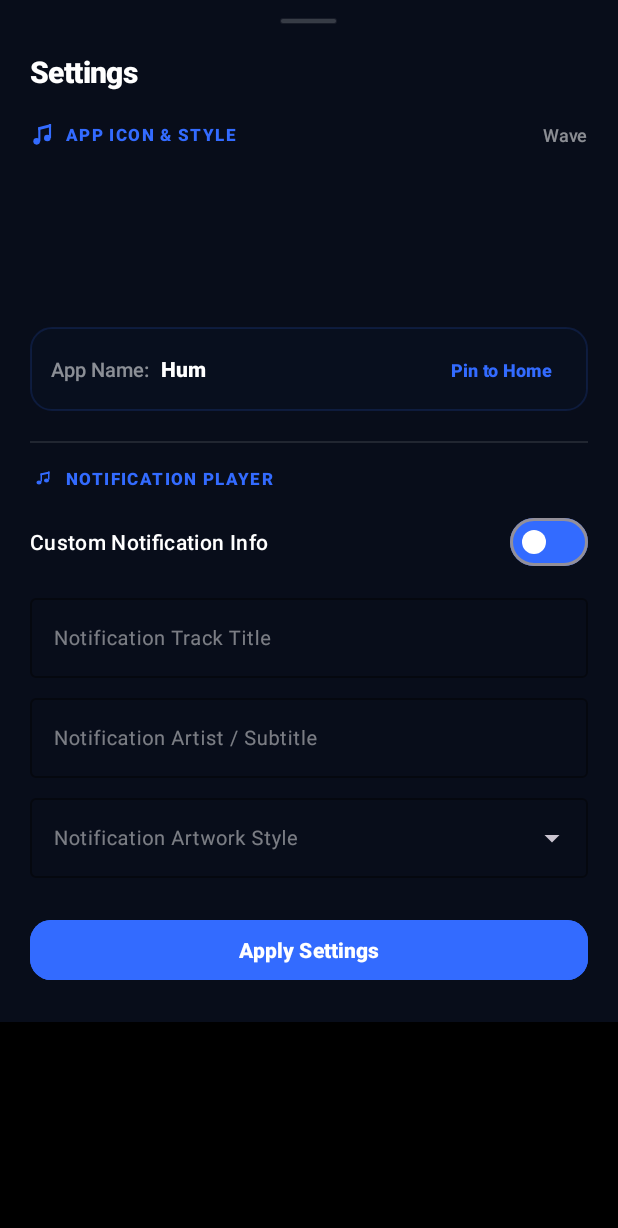
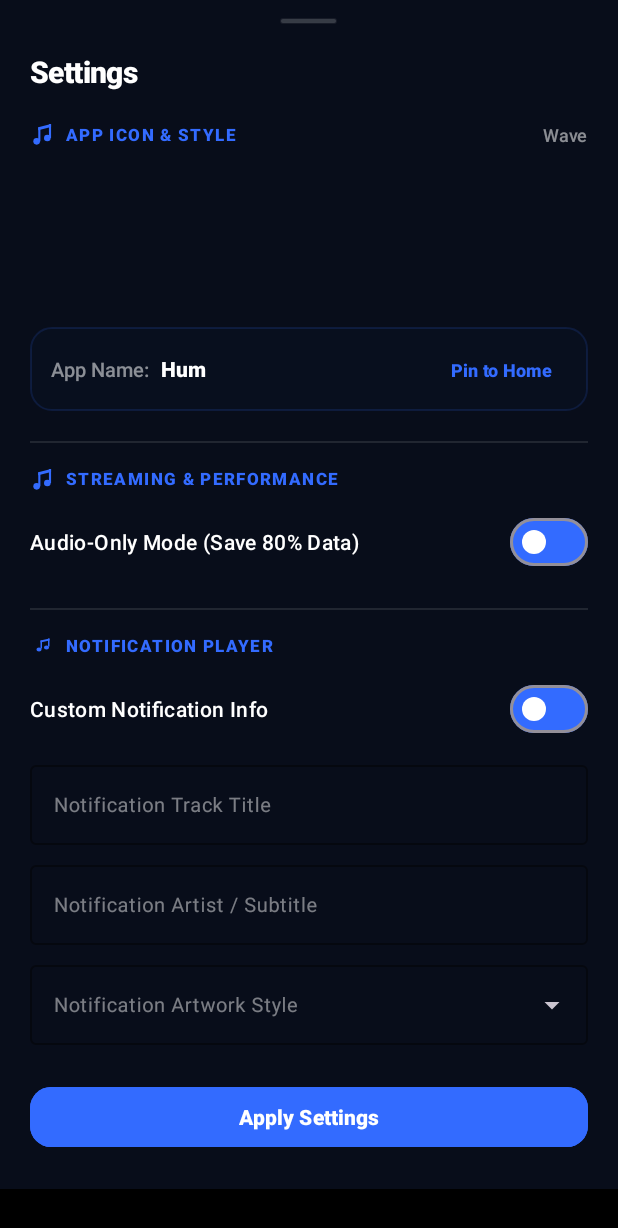
Before and after one commit to ritik125V/Hum, an Android app: the layout dialog_settings.xml on its own in the app's theme, with its tools: preview values and no code run, on a phone screen of 412 x 824 dp. Shown: the top 1228 px of the screen. Run offline under Robolectric (Android 15) with nearby library versions, the phone set to English and light mode, and no system bars.

Commit message:
feat(webview): implement Alternative 2 accelerated pre-cached webview
- Added WebResourceDiskCache for zero-latency flash loading of static JS/CSS/fonts/SVGs
- Preserved 100% fresh, live recommendations by strictly excluding /youtubei/v1/ endpoints
- Configured ServiceWorkerController for static caching and adblock filtering
- Added display refresh rate mode optimization and pure OLED background rendering
- Added GPU hardware-accelerated layer containment and removed 300ms tap delay
- Restored Audio-Only Mode toggle in SettingsBottomSheet and live visual suppression
- Verified all 10/10 end-to-end device baseline tests pass on Samsung Galaxy A30s

```diff
--- a/app/src/main/java/com/bravemusic/player/ui/SettingsBottomSheet.kt
+++ b/app/src/main/java/com/bravemusic/player/ui/SettingsBottomSheet.kt
@@ -50,12 +50,17 @@ class SettingsBottomSheet(
         selectedIconKey = IconManager.normalizeKey(settings.appIcon)
 
         setupLauncherAndIcons()
+        setupAudioOnly()
         setupNotificationPlayer()
 
         // Apply
         binding.btnSaveSettings.setOnClickListener {
             saveAllSettings()
         }
+    }
+
+    private fun setupAudioOnly() {
+        binding.switchAudioOnly.isChecked = settings.isAudioOnlyEnabled
     }
 
     private fun setupLauncherAndIcons() {
@@ -105,6 +110,7 @@ class SettingsBottomSheet(
     }
 
     private fun saveAllSettings() {
+        settings.isAudioOnlyEnabled = binding.switchAudioOnly.isChecked
         settings.isCustomMetadataEnabled = binding.switchCustomMetadata.isChecked
         settings.customTitle = binding.etCustomTitle.text?.toString()?.ifEmpty { "Focus Audio" } ?: "Focus Audio"
         settings.customArtist = binding.etCustomArtist.text?.toString()?.ifEmpty { IconManager.APP_NAME } ?: IconManager.APP_NAME
--- a/app/src/main/java/com/bravemusic/player/utils/SettingsManager.kt
+++ b/app/src/main/java/com/bravemusic/player/utils/SettingsManager.kt
@@ -23,8 +23,9 @@ class SettingsManager(context: Context) {
         get() = prefs.getString(KEY_ARTWORK_PRESET, "default") ?: "default"
         set(value) = prefs.edit().putString(KEY_ARTWORK_PRESET, value).apply()
 
-    val isAudioOnlyEnabled: Boolean
-        get() = true // permanently enabled for max data & battery saving
+    var isAudioOnlyEnabled: Boolean
+        get() = prefs.getBoolean(KEY_AUDIO_ONLY, true)
+        set(value) = prefs.edit().putBoolean(KEY_AUDIO_ONLY, value).apply()
 
     val isAmoledThemeEnabled: Boolean
         get() = true // permanently enabled for max battery saving
--- a/app/src/main/res/layout/dialog_settings.xml
+++ b/app/src/main/res/layout/dialog_settings.xml
@@ -138,6 +138,51 @@
             android:layout_marginBottom="16dp"
             android:background="#1AFFFFFF" />
 
+        <!-- SECTION: STREAMING & PERFORMANCE -->
+        <LinearLayout
+            android:layout_width="match_parent"
+            android:layout_height="wrap_content"
+            android:gravity="center_vertical"
+            android:orientation="horizontal">
+
+            <ImageView
+                android:layout_width="16dp"
+                android:layout_height="16dp"
+                android:src="@drawable/ic_music_note_small"
+                app:tint="@color/neon_coral"
+                android:contentDescription="Audio" />
+
+            <TextView
+                android:layout_width="wrap_content"
+                android:layout_marginStart="8dp"
+                android:layout_height="wrap_content"
+                android:text="STREAMING &amp; PERFORMANCE"
+                android:textColor="@color/neon_coral"
+                android:textSize="11sp"
+                android:fontFamily="sans-serif-black"
+                android:letterSpacing="0.08" />
+        </LinearLayout>
+
+        <com.google.android.material.materialswitch.MaterialSwitch
+            android:id="@+id/switchAudioOnly"
+            android:layout_width="match_parent"
+            android:layout_height="wrap_content"
+            android:layout_marginTop="10dp"
+            android:text="Audio-Only Mode (Save 80% Data)"
+            android:textColor="#FFFFFF"
+            android:textSize="14sp"
+            android:fontFamily="sans-serif-medium"
+            app:thumbTint="#FFFFFF"
+            app:trackTint="@color/neon_coral" />
+
+        <!-- Divider -->
+        <View
+            android:layout_width="match_parent"
+            android:layout_height="1dp"
+            android:layout_marginTop="20dp"
+            android:layout_marginBottom="16dp"
+            android:background="#1AFFFFFF" />
+
         <!-- SECTION 2: NOTIFICATION PLAYER (Replacing "Notification Disguise") -->
         <LinearLayout
             android:layout_width="match_parent"
```
Also changed, not shown: app/src/main/java/com/bravemusic/player/MainActivity.kt (+38 -2 lines), app/src/main/java/com/bravemusic/player/webview/MusicWebViewClient.kt (+17 -0 lines), app/src/main/java/com/bravemusic/player/webview/WebResourceDiskCache.kt (added, +187 -0 lines), 3 other files.
